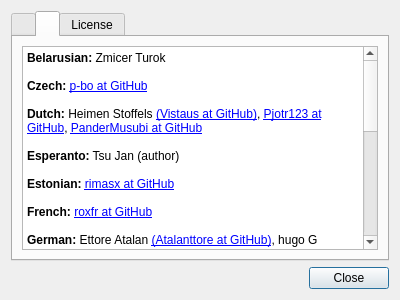
Qt form Kvantum/kvantummanager/about.ui (tsujan/Kvantum) before a commit.
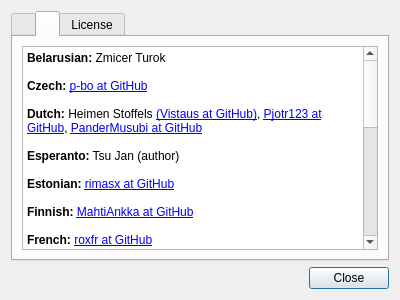
The same form after that commit. The open tabs and pages were chosen to show the change.

The edit to the form file:
```diff
--- a/Kvantum/kvantummanager/about.ui
+++ b/Kvantum/kvantummanager/about.ui
@@ -107,6 +107,8 @@
 &lt;p style=&quot;-qt-paragraph-type:empty; margin-top:0px; margin-bottom:0px; margin-left:0px; margin-right:0px; -qt-block-indent:0; text-indent:0px;&quot;&gt;&lt;br /&gt;&lt;/p&gt;
 &lt;p style=&quot; margin-top:0px; margin-bottom:0px; margin-left:0px; margin-right:0px; -qt-block-indent:0; text-indent:0px;&quot;&gt;&lt;span style=&quot; font-weight:600;&quot;&gt;Estonian:&lt;/span&gt; &lt;a href=&quot;https://github.com/rimasx&quot;&gt;&lt;span;&gt;rimasx at GitHub&lt;/span&gt;&lt;/a&gt;&lt;/p&gt;
 &lt;p style=&quot;-qt-paragraph-type:empty; margin-top:0px; margin-bottom:0px; margin-left:0px; margin-right:0px; -qt-block-indent:0; text-indent:0px;&quot;&gt;&lt;br /&gt;&lt;/p&gt;
+&lt;p style=&quot; margin-top:0px; margin-bottom:0px; margin-left:0px; margin-right:0px; -qt-block-indent:0; text-indent:0px;&quot;&gt;&lt;span style=&quot; font-weight:600;&quot;&gt;Finnish:&lt;/span&gt; &lt;a href=&quot;https://github.com/mahtiankka&quot;&gt;&lt;span;&gt;MahtiAnkka at GitHub&lt;/span&gt;&lt;/a&gt;&lt;/p&gt;
+&lt;p style=&quot;-qt-paragraph-type:empty; margin-top:0px; margin-bottom:0px; margin-left:0px; margin-right:0px; -qt-block-indent:0; text-indent:0px;&quot;&gt;&lt;br /&gt;&lt;/p&gt;
 &lt;p style=&quot; margin-top:0px; margin-bottom:0px; margin-left:0px; margin-right:0px; -qt-block-indent:0; text-indent:0px;&quot;&gt;&lt;span style=&quot; font-weight:600;&quot;&gt;French:&lt;/span&gt; &lt;a href=&quot;https://github.com/roxfr&quot;&gt;&lt;span;&gt;roxfr at GitHub&lt;/span&gt;&lt;/a&gt;&lt;/p&gt;
 &lt;p style=&quot;-qt-paragraph-type:empty; margin-top:0px; margin-bottom:0px; margin-left:0px; margin-right:0px; -qt-block-indent:0; text-indent:0px;&quot;&gt;&lt;br /&gt;&lt;/p&gt;
 &lt;p style=&quot; margin-top:0px; margin-bottom:0px; margin-left:0px; margin-right:0px; -qt-block-indent:0; text-indent:0px;&quot;&gt;&lt;span style=&quot; font-weight:600;&quot;&gt;German:&lt;/span&gt; Ettore Atalan &lt;a href=&quot;https://github.com/Atalanttore&quot;&gt;&lt;span;&gt;(Atalanttore at GitHub)&lt;/span&gt;&lt;/a&gt;, hugo G&lt;/span&gt;&lt;/a&gt;&lt;/p&gt;
```
